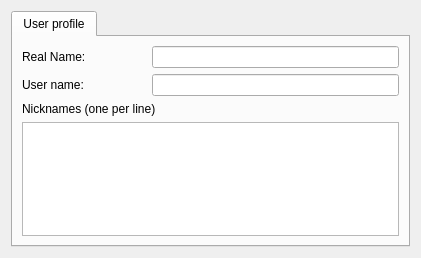
This is src/plugins/azoth/plugins/acetamide/ircaccountconfigurationwidget.ui in 0xd34df00d/leechcraft as Qt 5 draws it before an edit. The edited form follows.
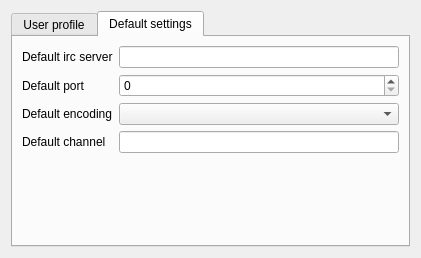
This is the edited form.

Commit message: Azoth Acetamide: add deafult server, port, encoding and channel to settings

Diff of the .ui file:
```diff
--- a/src/plugins/azoth/plugins/acetamide/ircaccountconfigurationwidget.ui
+++ b/src/plugins/azoth/plugins/acetamide/ircaccountconfigurationwidget.ui
@@ -20,7 +20,7 @@
       <bool>true</bool>
      </property>
      <property name="currentIndex">
-      <number>0</number>
+      <number>1</number>
      </property>
      <widget class="QWidget" name="IrcUserProfle_">
       <attribute name="title">
@@ -75,6 +75,61 @@
        </item>
       </layout>
      </widget>
+     <widget class="QWidget" name="tab">
+      <attribute name="title">
+       <string>Default settings</string>
+      </attribute>
+      <layout class="QGridLayout" name="gridLayout_3">
+       <item row="0" column="0">
+        <layout class="QFormLayout" name="formLayout">
+         <item row="0" column="0">
+          <widget class="QLabel" name="defaultIrcServerLabel">
+           <property name="text">
+            <string>Default irc server</string>
+           </property>
+          </widget>
+         </item>
+         <item row="0" column="1">
+          <widget class="QLineEdit" name="DefaultIrcServer_"/>
+         </item>
+         <item row="1" column="0">
+          <widget class="QLabel" name="defaultPortLabel">
+           <property name="text">
+            <string>Default port</string>
+           </property>
+          </widget>
+         </item>
+         <item row="1" column="1">
+          <widget class="QSpinBox" name="DefaultPort_">
+           <property name="maximum">
+            <number>65535</number>
+           </property>
+          </widget>
+         </item>
+         <item row="2" column="0">
+          <widget class="QLabel" name="defaultEncodingLabel">
+           <property name="text">
+            <string>Default encoding</string>
+           </property>
+          </widget>
+         </item>
+         <item row="2" column="1">
+          <widget class="QComboBox" name="DefaultEncoding_"/>
+         </item>
+         <item row="3" column="0">
+          <widget class="QLabel" name="defaultChannelLabel">
+           <property name="text">
+            <string>Default channel</string>
+           </property>
+          </widget>
+         </item>
+         <item row="3" column="1">
+          <widget class="QLineEdit" name="DefaultChannel_"/>
+         </item>
+        </layout>
+       </item>
+      </layout>
+     </widget>
     </widget>
    </item>
   </layout>
```
Left out of the diff: 2 changed lines with no effect on the pictures. The commit also changes 4 other files.
